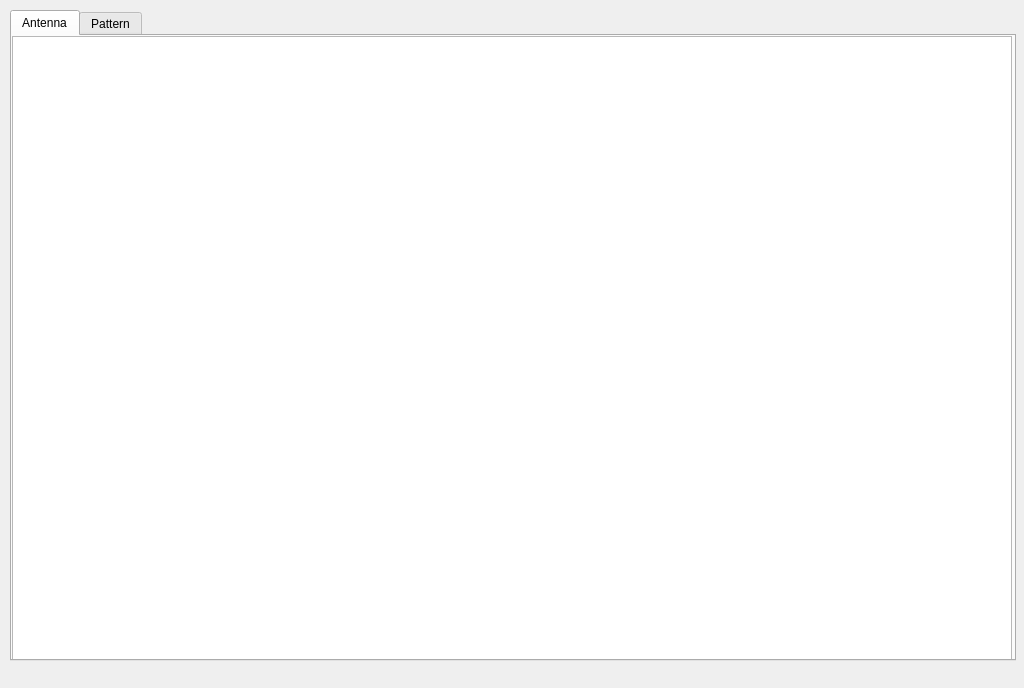
The window that DSP/AntennaPattern/mainwindow.ui (wintmarx/Study) describes before a commit, drawn with Qt 5.
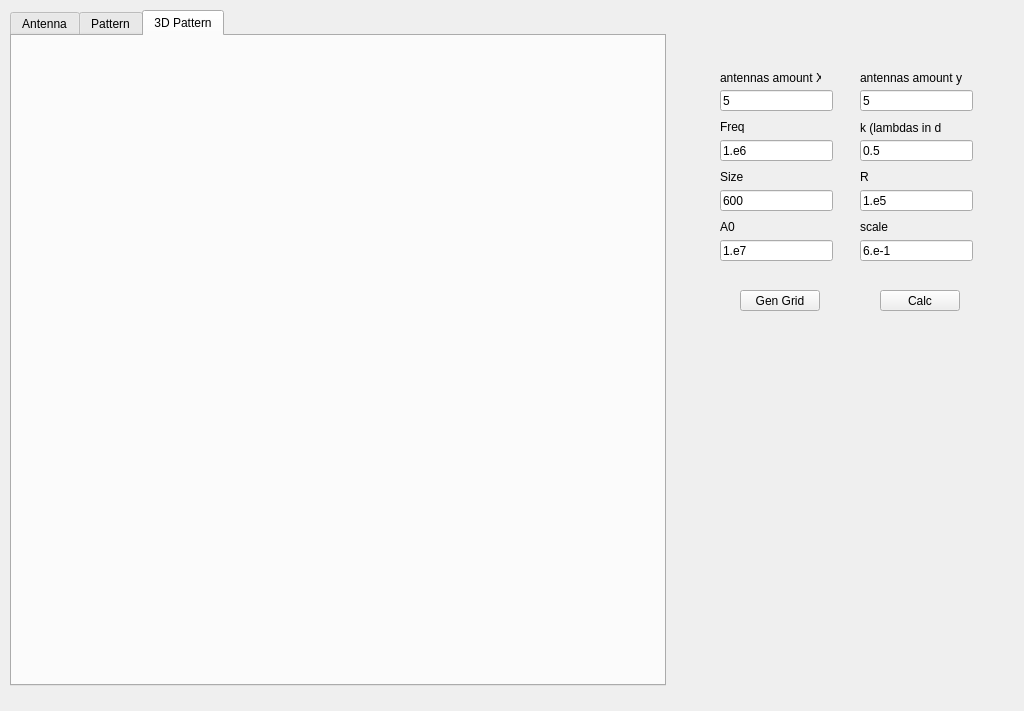
The same window after the commit. Custom widgets are drawn as their Qt base class.

Commit message: Add 3d antenna pattern plot

The edit to the form file:
```diff
--- a/DSP/AntennaPattern/mainwindow.ui
+++ b/DSP/AntennaPattern/mainwindow.ui
@@ -7,7 +7,7 @@
     <x>0</x>
     <y>0</y>
     <width>1024</width>
-    <height>688</height>
+    <height>711</height>
    </rect>
   </property>
   <property name="windowTitle">
@@ -19,15 +19,15 @@
      <rect>
       <x>10</x>
       <y>10</y>
-      <width>1006</width>
-      <height>651</height>
+      <width>656</width>
+      <height>676</height>
      </rect>
     </property>
     <property name="tabPosition">
      <enum>QTabWidget::North</enum>
     </property>
     <property name="currentIndex">
-     <number>0</number>
+     <number>2</number>
     </property>
     <property name="elideMode">
      <enum>Qt::ElideNone</enum>
@@ -44,8 +44,8 @@
        <rect>
         <x>0</x>
         <y>0</y>
-        <width>1000</width>
-        <height>625</height>
+        <width>650</width>
+        <height>650</height>
        </rect>
       </property>
       <property name="sizePolicy">
@@ -86,10 +86,267 @@
       </property>
      </widget>
     </widget>
+    <widget class="QWidget" name="tab">
+     <attribute name="title">
+      <string>3D Pattern</string>
+     </attribute>
+     <widget class="QChartViewer" name="chartViewer" native="true">
+      <property name="geometry">
+       <rect>
+        <x>0</x>
+        <y>0</y>
+        <width>650</width>
+        <height>650</height>
+       </rect>
+      </property>
+     </widget>
+    </widget>
+   </widget>
+   <widget class="QPushButton" name="calcButton">
+    <property name="geometry">
+     <rect>
+      <x>880</x>
+      <y>290</y>
+      <width>80</width>
+      <height>21</height>
+     </rect>
+    </property>
+    <property name="text">
+     <string>Calc</string>
+    </property>
+   </widget>
+   <widget class="QLineEdit" name="freqEdit">
+    <property name="geometry">
+     <rect>
+      <x>720</x>
+      <y>140</y>
+      <width>113</width>
+      <height>21</height>
+     </rect>
+    </property>
+    <property name="text">
+     <string>1.e6</string>
+    </property>
+   </widget>
+   <widget class="QLineEdit" name="kEdit">
+    <property name="geometry">
+     <rect>
+      <x>860</x>
+      <y>140</y>
+      <width>113</width>
+      <height>21</height>
+     </rect>
+    </property>
+    <property name="text">
+     <string>0.5</string>
+    </property>
+   </widget>
+   <widget class="QLineEdit" name="sizeEdit">
+    <property name="geometry">
+     <rect>
+      <x>720</x>
+      <y>190</y>
+      <width>113</width>
+      <height>21</height>
+     </rect>
+    </property>
+    <property name="text">
+     <string>600</string>
+    </property>
+   </widget>
+   <widget class="QLineEdit" name="rEdit">
+    <property name="geometry">
+     <rect>
+      <x>860</x>
+      <y>190</y>
+      <width>113</width>
+      <height>21</height>
+     </rect>
+    </property>
+    <property name="text">
+     <string>1.e5</string>
+    </property>
+   </widget>
+   <widget class="QLabel" name="label">
+    <property name="geometry">
+     <rect>
+      <x>720</x>
+      <y>120</y>
+      <width>47</width>
+      <height>13</height>
+     </rect>
+    </property>
+    <property name="text">
+     <string>Freq</string>
+    </property>
+   </widget>
+   <widget class="QLabel" name="label_2">
+    <property name="geometry">
+     <rect>
+      <x>860</x>
+      <y>120</y>
+      <width>81</width>
+      <height>16</height>
+     </rect>
+    </property>
+    <property name="text">
+     <string>k (lambdas in d)</string>
+    </property>
+   </widget>
+   <widget class="QLabel" name="label_3">
+    <property name="geometry">
+     <rect>
+      <x>720</x>
+      <y>170</y>
+      <width>47</width>
+      <height>13</height>
+     </rect>
+    </property>
+    <property name="text">
+     <string>Size</string>
+    </property>
+   </widget>
+   <widget class="QLabel" name="label_4">
+    <property name="geometry">
+     <rect>
+      <x>860</x>
+      <y>170</y>
+      <width>47</width>
+      <height>13</height>
+     </rect>
+    </property>
+    <property name="text">
+     <string>R</string>
+    </property>
+   </widget>
+   <widget class="QLabel" name="label_5">
+    <property name="geometry">
+     <rect>
+      <x>720</x>
+      <y>70</y>
+      <width>101</width>
+      <height>16</height>
+     </rect>
+    </property>
+    <property name="text">
+     <string>antennas amount X</string>
+    </property>
+   </widget>
+   <widget class="QLabel" name="label_6">
+    <property name="geometry">
+     <rect>
+      <x>860</x>
+      <y>70</y>
+      <width>111</width>
+      <height>16</height>
+     </rect>
+    </property>
+    <property name="text">
+     <string>antennas amount y</string>
+    </property>
+   </widget>
+   <widget class="QLineEdit" name="cellsxEdit">
+    <property name="geometry">
+     <rect>
+      <x>720</x>
+      <y>90</y>
+      <width>113</width>
+      <height>21</height>
+     </rect>
+    </property>
+    <property name="text">
+     <string>5</string>
+    </property>
+   </widget>
+   <widget class="QLineEdit" name="cellsyEdit">
+    <property name="geometry">
+     <rect>
+      <x>860</x>
+      <y>90</y>
+      <width>113</width>
+      <height>21</height>
+     </rect>
+    </property>
+    <property name="text">
+     <string>5</string>
+    </property>
+   </widget>
+   <widget class="QLineEdit" name="a0Edit">
+    <property name="geometry">
+     <rect>
+      <x>720</x>
+      <y>240</y>
+      <width>113</width>
+      <height>21</height>
+     </rect>
+    </property>
+    <property name="text">
+     <string>1.e7</string>
+    </property>
+   </widget>
+   <widget class="QLabel" name="label_7">
+    <property name="geometry">
+     <rect>
+      <x>720</x>
+      <y>220</y>
+      <width>47</width>
+      <height>13</height>
+     </rect>
+    </property>
+    <property name="text">
+     <string>A0</string>
+    </property>
+   </widget>
+   <widget class="QLineEdit" name="scaleEdit">
+    <property name="geometry">
+     <rect>
+      <x>860</x>
+      <y>240</y>
+      <width>113</width>
+      <height>21</height>
+     </rect>
+    </property>
+    <property name="text">
+     <string>6.e-1</string>
+    </property>
+   </widget>
+   <widget class="QLabel" name="label_8">
+    <property name="geometry">
+     <rect>
+      <x>860</x>
+      <y>220</y>
+      <width>47</width>
+      <height>13</height>
+     </rect>
+    </property>
+    <property name="text">
+     <string>scale</string>
+    </property>
+   </widget>
+   <widget class="QPushButton" name="genGridButton">
+    <property name="geometry">
+     <rect>
+      <x>740</x>
+      <y>290</y>
+      <width>80</width>
+      <height>21</height>
+     </rect>
+    </property>
+    <property name="text">
+     <string>Gen Grid</string>
+    </property>
    </widget>
   </widget>
  </widget>
  <layoutdefault spacing="6" margin="11"/>
+ <customwidgets>
+  <customwidget>
+   <class>QChartViewer</class>
+   <extends>QWidget</extends>
+   <header>qchartviewer.h</header>
+   <container>1</container>
+  </customwidget>
+ </customwidgets>
  <resources/>
  <connections/>
 </ui>
```
Left out of the diff: 6 changed lines with no effect on the pictures. The commit also changes 13 other files.
